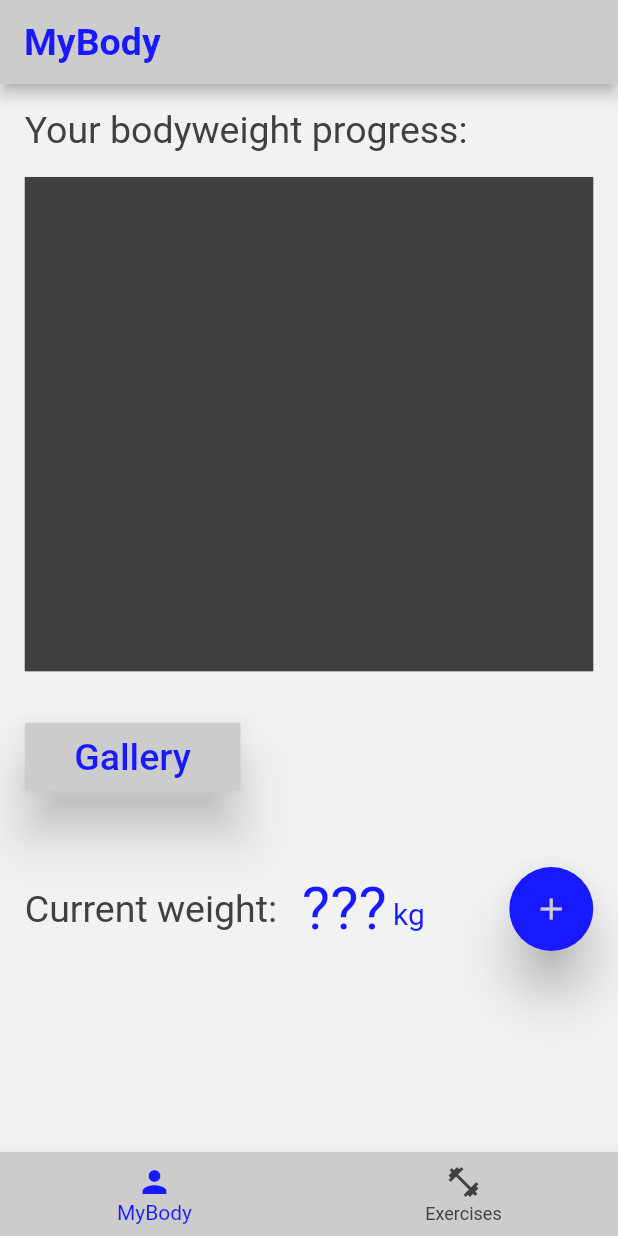
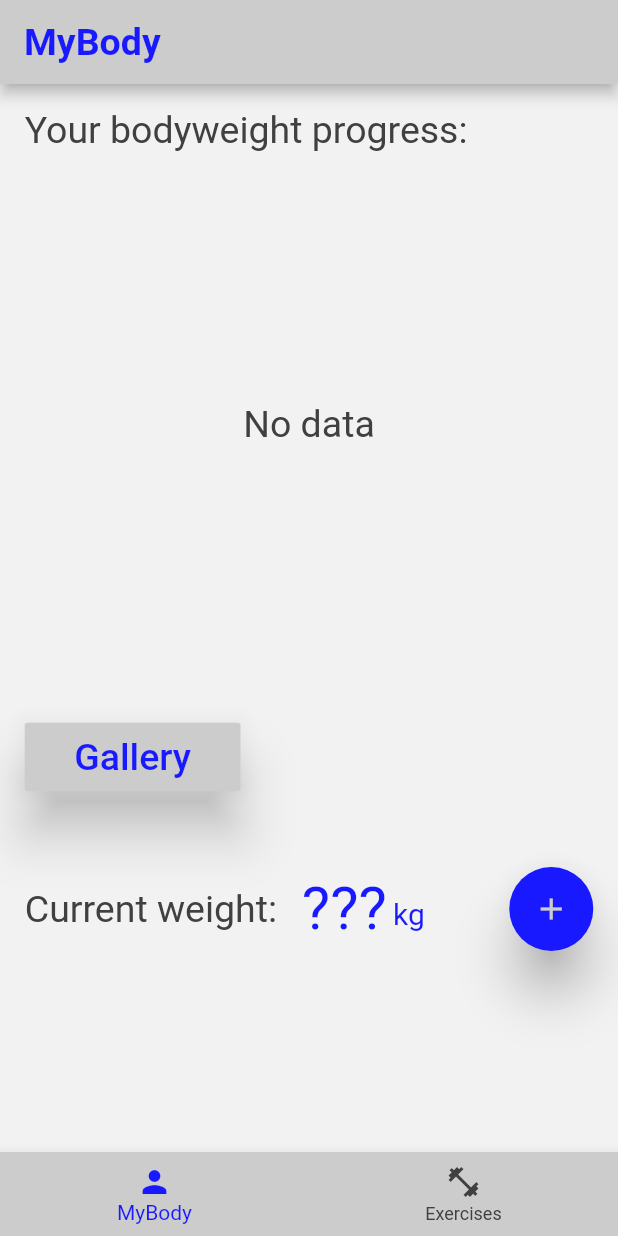
Before and after one commit to fforjan7/Gymgress, a Flutter app: the screen it shows after launch, on a phone screen of 412 x 824 dp. Run offline on Flutter 3.47's test engine with Material 2 defaults, Android fonts, the phone set to English and light mode, and no system bars; our stand-ins replace charts_flutter, image_picker, sqflite; accounts and stored records are empty.

Commit message:
working on charts

```diff
--- a/lib/screens/mybody_screen.dart
+++ b/lib/screens/mybody_screen.dart
@@ -30,7 +30,7 @@ class _MyBodyScreenState extends State<MyBodyScreen> {
       setState(() {
         bodyweightInfos.clear();
         bodyweightInfos.addAll(info);
-        _weight = bodyweightInfos.last.weight;
+        if (bodyweightInfos.length > 0) _weight = bodyweightInfos.last.weight;
       });
     });
   }
@@ -55,9 +55,18 @@ class _MyBodyScreenState extends State<MyBodyScreen> {
         Container(
           margin:
               EdgeInsets.symmetric(horizontal: mediaQuery.size.height * 0.02),
-          color: Theme.of(context).accentColor,
+          color: Theme.of(context).scaffoldBackgroundColor,
           height: mediaQuery.size.height * 0.4,
           width: mediaQuery.size.width * 1,
+          child: Center(
+            child: Text(
+              'No data',
+              style: TextStyle(
+                color: Theme.of(context).accentColor,
+                fontSize: 25.0,
+              ),
+            ),
+          ),
         ),
         Padding(
           padding: EdgeInsets.symmetric(
```
Also changed, not shown: lib/screens/gallery_screen.dart (+11 -1 lines), lib/utils/DBBodyweightInfo.dart (+1 -7 lines), lib/widgets/chart.dart (added, +29 -0 lines).
